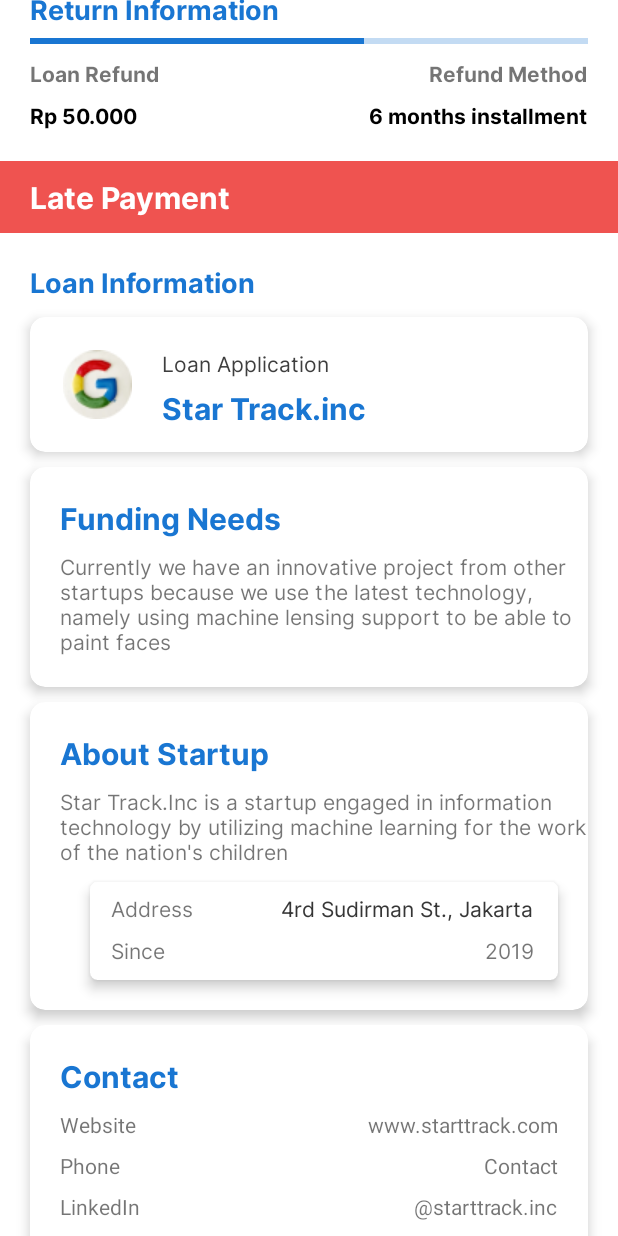
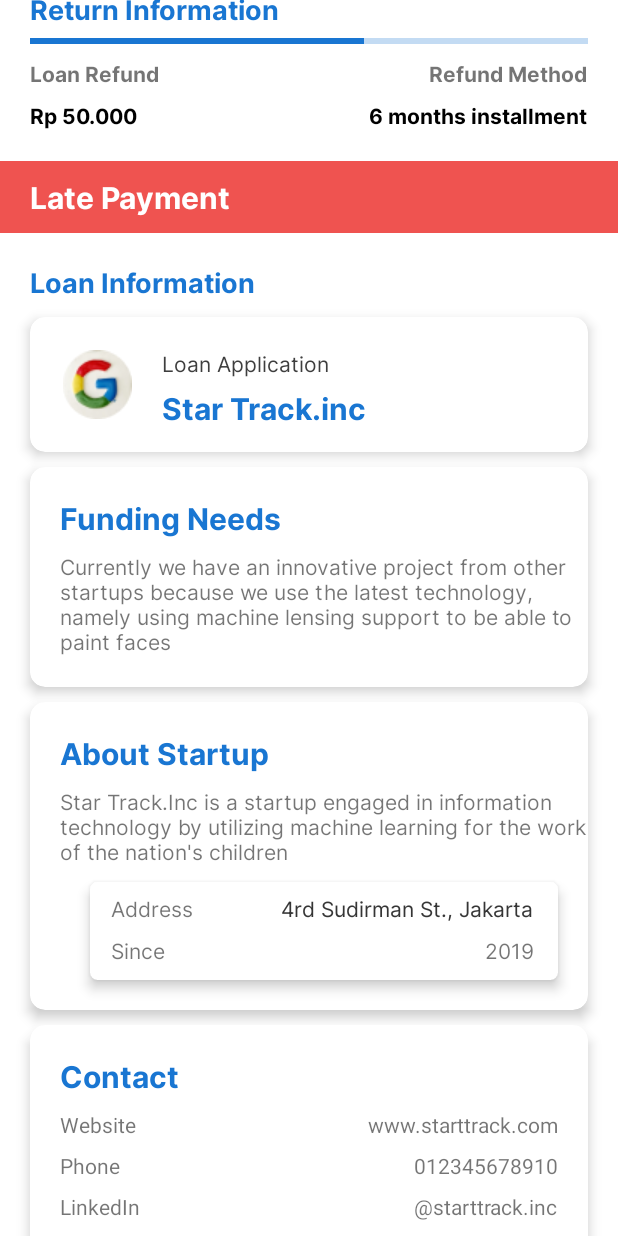
Before and after one commit to hafidmust/FundraiseyV2, an Android app: the DetailHistoryActivity screen opened directly, with no data from a screen before it, scrolled down 576 dp, on a phone screen of 412 x 824 dp. Run offline under Robolectric (Android 15) with nearby library versions, the phone set to English and light mode, and no system bars; network calls fail; 2 statements that could not run were skipped.

Commit message:
fixing history detail screen (kindly help to check adapter_recyler_home)

```diff
--- a/app/src/main/res/layout/adapter_history_detail_image.xml
+++ b/app/src/main/res/layout/adapter_history_detail_image.xml
@@ -10,4 +10,8 @@
         android:layout_height="match_parent"
         android:src="@drawable/img_detail"/>
 
+    <ImageView
+        android:layout_width="wrap_content"
+        android:layout_height="wrap_content"
+        android:src="@drawable/adapter_home_recycler" />
 </LinearLayout>
--- a/app/src/main/res/values/strings.xml
+++ b/app/src/main/res/values/strings.xml
@@ -151,7 +151,7 @@
     <string name="text_website">Website</string>
     <string name="website">www.starttrack.com</string>
     <string name="text_phone">Phone</string>
-    <string name="phone">Contact</string>
+    <string name="phone">012345678910</string>
     <string name="text_linkedin">LinkedIn</string>
     <string name="text_instagram">Instagram</string>
     <string name="text_facebook">Facebook</string>
```
